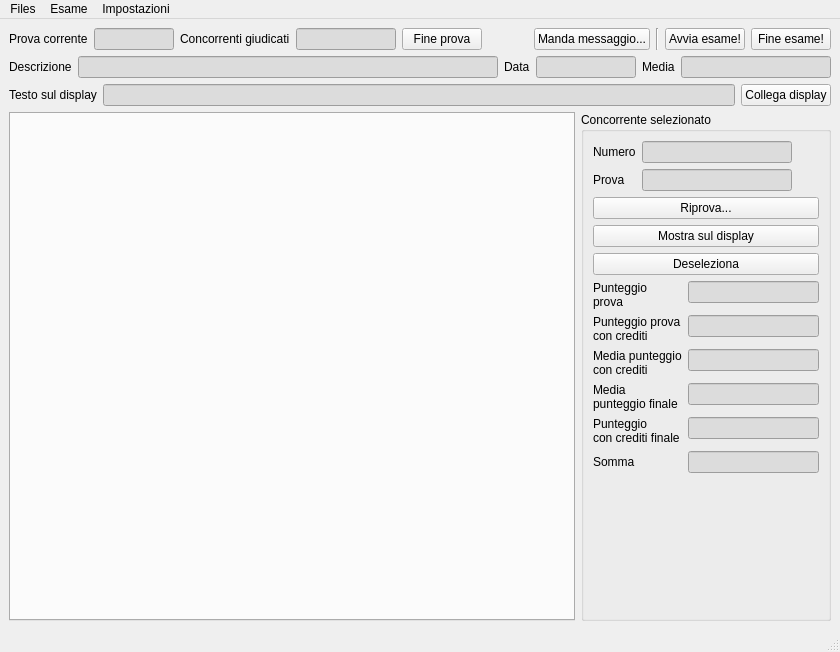
nferruzzi/giudice-server, file ui/mainwindow.ui: the form before one commit.
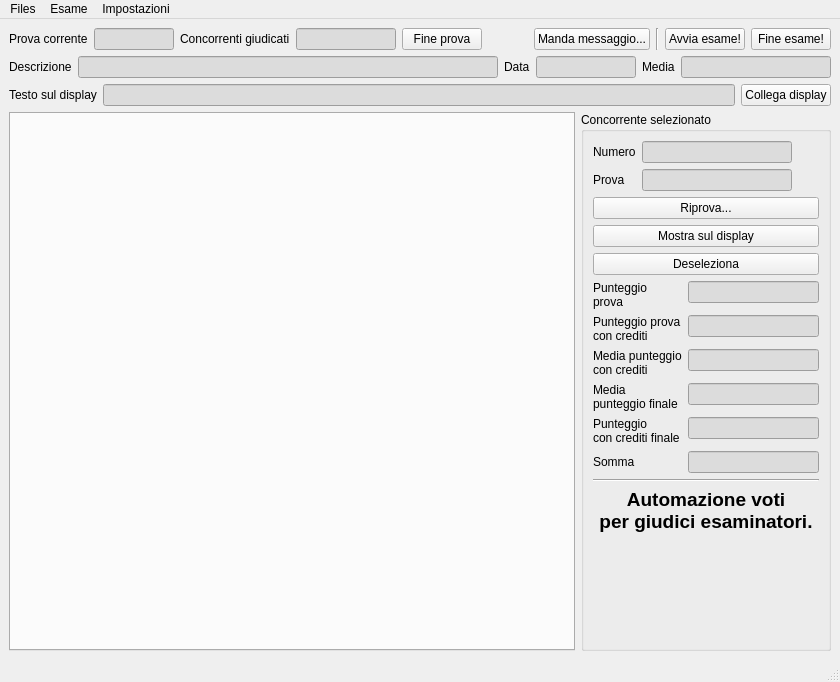
The form after the commit. Custom widgets are drawn as their Qt base class.

The edit to the form file:
```diff
--- a/ui/mainwindow.ui
+++ b/ui/mainwindow.ui
@@ -491,6 +491,32 @@
            </item>
           </layout>
          </item>
+         <item>
+          <widget class="Line" name="line_2">
+           <property name="orientation">
+            <enum>Qt::Horizontal</enum>
+           </property>
+          </widget>
+         </item>
+         <item>
+          <widget class="QLabel" name="label_15">
+           <property name="font">
+            <font>
+             <family>Arial</family>
+             <pointsize>14</pointsize>
+             <weight>75</weight>
+             <bold>true</bold>
+            </font>
+           </property>
+           <property name="text">
+            <string>Automazione voti
+per giudici esaminatori.</string>
+           </property>
+           <property name="alignment">
+            <set>Qt::AlignCenter</set>
+           </property>
+          </widget>
+         </item>
          <item>
           <widget class="QNFLogo" name="widget" native="true">
            <property name="minimumSize">
```
